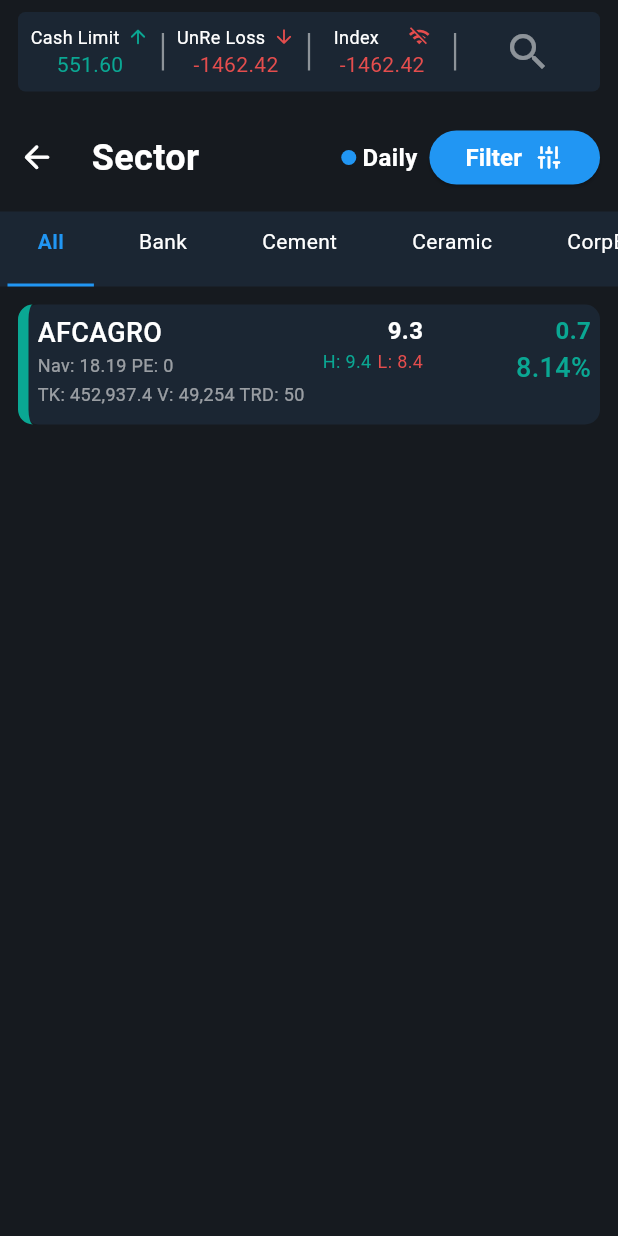
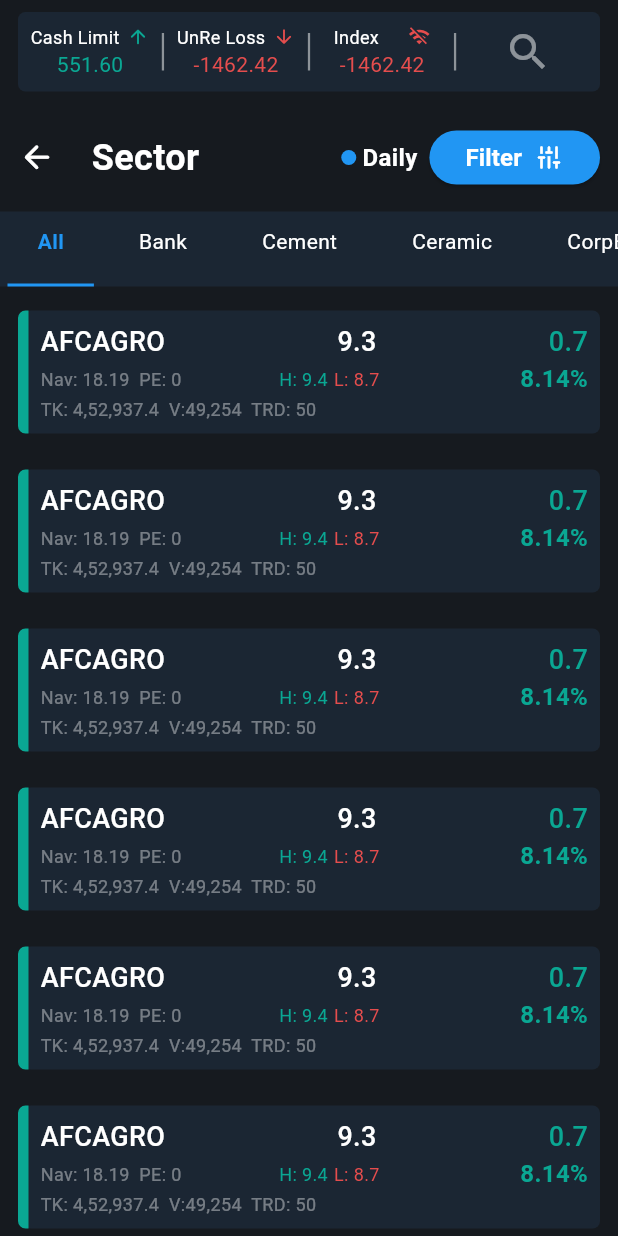
Before and after one commit to BishwayDatta1219/favorite_app, a Flutter app: the screen it shows after launch, on a phone screen of 412 x 824 dp. Run offline on Flutter 3.47's test engine with Material 3 defaults, Android fonts, the phone set to English and light mode, and no system bars.

Commit message:
implement card view details with vertical scroll view

```diff
--- a/lib/favorite_card_view_details.dart
+++ b/lib/favorite_card_view_details.dart
@@ -7,13 +7,18 @@ class FavoriteCardViewDetails extends StatelessWidget {
 
   @override
   Widget build(BuildContext context) {
+    return _buildCardViewDetails();
+  }
+}
+
+_buildCardViewDetails() {
   return Container(
-      margin: const EdgeInsets.symmetric(
-        horizontal: AppSizes.mpg12,
-        vertical: AppSizes.mpg12,
+    margin: const EdgeInsets.only(
+      left: AppSizes.mpg12,
+      top: AppSizes.mpg16,
+      right: AppSizes.mpg12,
+      bottom: AppSizes.mpg8,
     ),
-      width: 400,
-      height: 80,
     decoration: BoxDecoration(
       color: AppUIConst.moonLightBlackColor,
       border: Border(
@@ -23,22 +28,25 @@ class FavoriteCardViewDetails extends StatelessWidget {
         ),
       ),
       borderRadius: BorderRadius.circular(
-          AppSizes.borderRadius10,
+        AppSizes.borderRadius5,
       ),
     ),
-      child: _buildCardViewDetails(),
+    child: Padding(
+      padding: const EdgeInsets.all(8.0),
+      child: Column(
+        crossAxisAlignment: CrossAxisAlignment.start,
+        children: [
+          _buildCardViewHeaderRow(),
+          _buildCardViewInfoRow(),
+          _buildCardViewFooterRow(),
+        ],
+      ),
+    ),
   );
 }
-}
 
-_buildCardViewDetails() {
+_buildCardViewHeaderRow() {
   return Row(
-    children: [
-      //   left side detatils
-      Padding(
-        padding: const EdgeInsets.all(6.0),
-        child: Column(
-          crossAxisAlignment: CrossAxisAlignment.start,
     children: [
       Text(
         "AFCAGRO",
@@ -46,36 +54,36 @@ _buildCardViewDetails() {
           color: AppUIConst.whiteColor,
         ),
       ),
+      Spacer(),
       Text(
-              "Nav: 18.19 PE: 0",
+        "9.3",
+        style: AppUIConst.subtitleTS.copyWith(
+          color: AppUIConst.whiteColor,
+        ),
+      ),
+      Spacer(),
+      Text(
+        "0.7",
+        style: AppUIConst.subtitleTS.copyWith(
+          color: AppUIConst.lightGreenColor,
+        ),
+      ),
+    ],
+  );
+}
+
+_buildCardViewInfoRow() {
+  return Row(
+    mainAxisAlignment: MainAxisAlignment.spaceBetween,
+    children: [
+      Text(
+        "Nav: 18.19  PE: 0",
         style: AppUIConst.smallTS.copyWith(
-                color: Colors.grey[200]?.withOpacity(0.6),
+          color: AppUIConst.whiteColor.withOpacity(0.4),
         ),
       ),
       const SizedBox(
-              height: AppSizes.mpg2,
-            ),
-            Text(
-              "TK: 452,937.4 V: 49,254 TRD: 50",
-              style: AppUIConst.smallTS.copyWith(
-                color: Colors.grey[200]?.withOpacity(0.6),
-              ),
-            ),
-          ],
-        ),
-      ),
-
-      //   mid side detatils
-      Padding(
-        padding: const EdgeInsets.all(6.0),
-        child: Column(
-          crossAxisAlignment: CrossAxisAlignment.end,
-          children: [
-            Text(
-              "9.3",
-              style: AppUIConst.buttonTS.copyWith(
-                color: AppUIConst.whiteColor,
-              ),
+        width: 65,
       ),
       Row(
         children: [
@@ -89,39 +97,29 @@ _buildCardViewDetails() {
             width: AppSizes.mpg4,
           ),
           Text(
-                  "L: 8.4",
+            "L: 8.7",
             style: AppUIConst.smallTS.copyWith(
               color: AppUIConst.lightRedColor,
             ),
           ),
         ],
       ),
-          ],
-        ),
-      ),
-      const Spacer(),
-
-      //   right side detatils
-      Padding(
-        padding: const EdgeInsets.all(6.0),
-        child: Column(
-          crossAxisAlignment: CrossAxisAlignment.end,
-          children: [
+      Spacer(),
       Text(
-              "0.7",
+        "8.14%",
         style: AppUIConst.buttonTS.copyWith(
           color: AppUIConst.lightGreenColor,
-              ),
-            ),
-            Text(
-              "8.14%",
-              style: AppUIConst.subtitleTS.copyWith(
-                color: AppUIConst.lightGreenColor,
-              ),
-            ),
-          ],
         ),
       ),
     ],
   );
 }
+
+_buildCardViewFooterRow() {
+  return Text(
+    "TK: 4,52,937.4  V:49,254  TRD: 50",
+    style: AppUIConst.smallTS.copyWith(
+      color: AppUIConst.whiteColor.withOpacity(0.4),
+    ),
+  );
+}
--- a/lib/favorite_page.dart
+++ b/lib/favorite_page.dart
@@ -22,13 +22,20 @@ class FavoritePage extends StatelessWidget {
 
     return Scaffold(
       backgroundColor: AppUIConst.moonBlackColor,
-      body: const SafeArea(
+      body: SafeArea(
         child: Column(
           children: [
             FavoriteAppbar(),
             FavoriteTopBar(),
             FavoriteMenuScreen(),
-            FavoriteCardViewDetails(),
+            Expanded(
+              child: ListView.builder(
+                itemCount: 10,
+                itemBuilder: (context, index) {
+                  return const FavoriteCardViewDetails();
+                },
+              ),
+            ),
           ],
         ),
       ),
```
Lines whose indentation alone changed are shown as unchanged.
